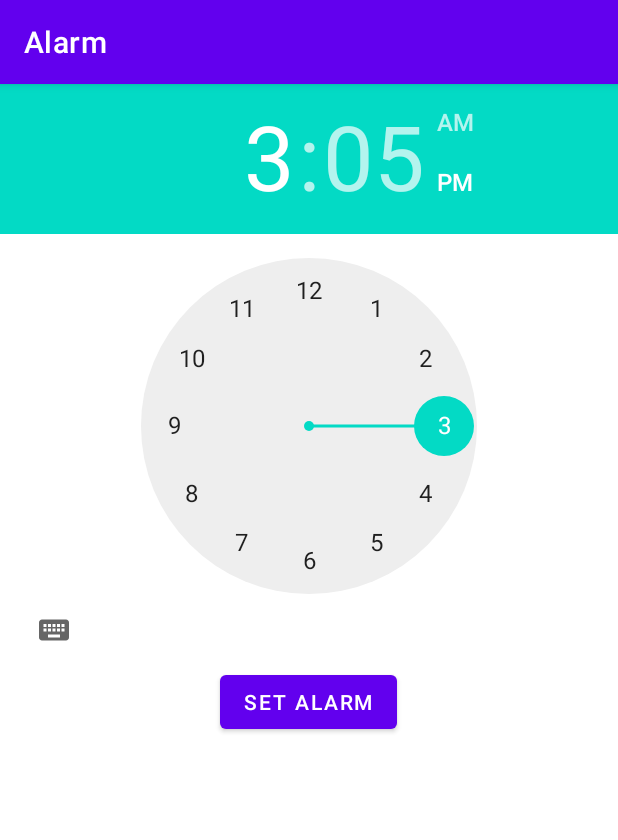
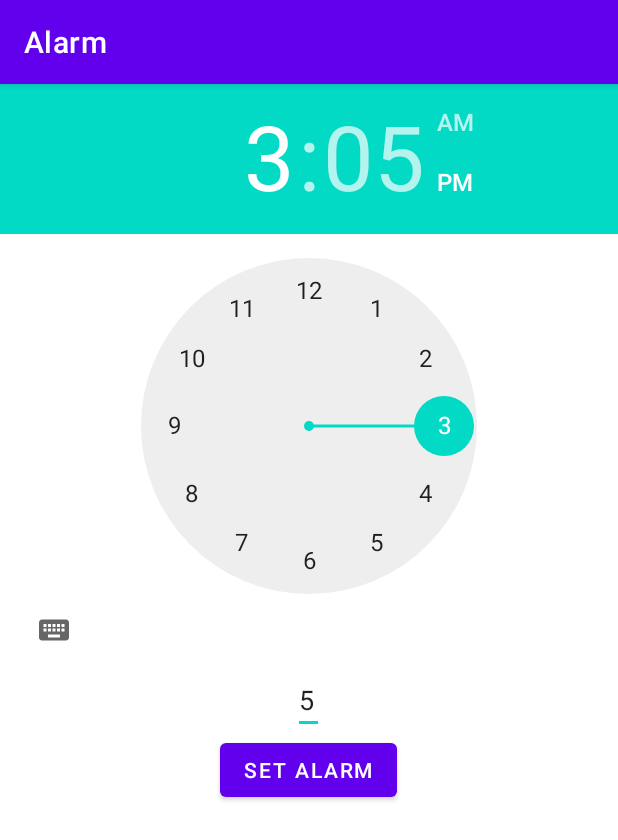
Before and after one commit to Methodology-Project/AlarmApp, an Android app: the screen it shows after launch (MainActivity), on a phone screen of 412 x 824 dp. Shown: the top 840 px of the screen. Run offline under Robolectric (Android 15) with nearby library versions, the light colour scheme and no system bars.

Commit message:
added an EditText that will accept amount of time to snooze

```diff
--- a/app/src/main/res/layout/content_main.xml
+++ b/app/src/main/res/layout/content_main.xml
@@ -13,6 +13,14 @@
         android:layout_height="wrap_content"
         android:id="@+id/timePicker"/>
 
+    <EditText
+        android:layout_width="wrap_content"
+        android:layout_height="wrap_content"
+        android:inputType="number"
+        android:text="5"
+        android:id="@+id/snoozeAmnt"
+        android:layout_gravity="center_horizontal"/>
+
     <Button
         android:layout_width="wrap_content"
         android:layout_height="wrap_content"
```
